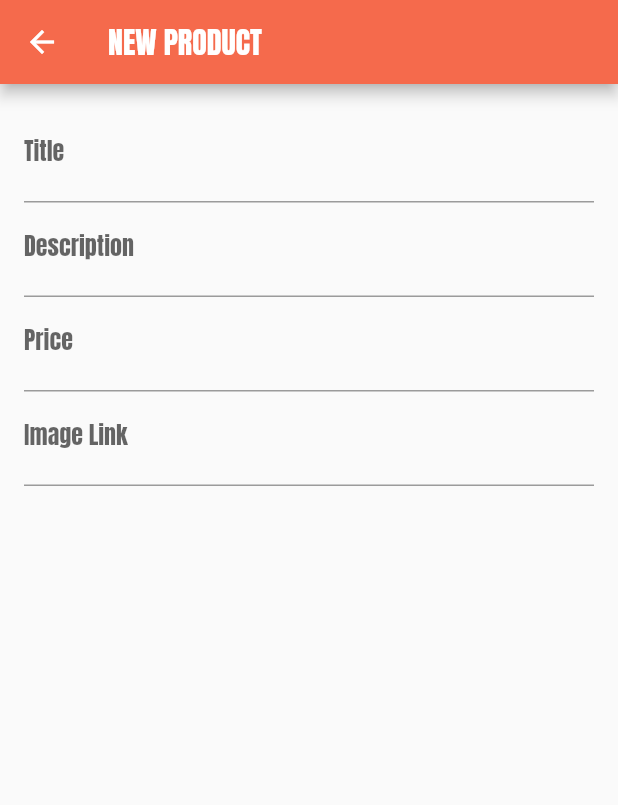
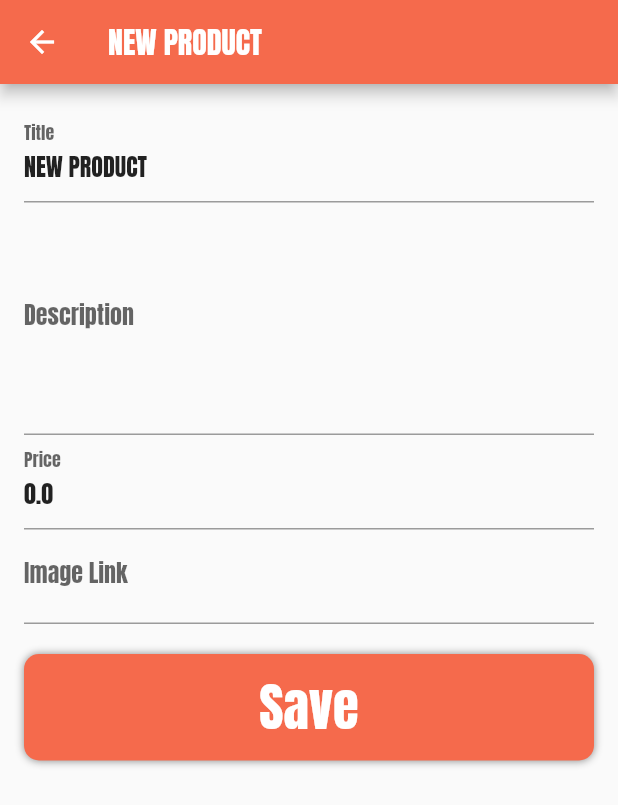
Before and after one commit to guilhermebernava/shop_app, a Flutter app: the ProductEdit screen opened by its route, on a phone screen of 412 x 824 dp. Shown: the top 805 px of the screen. Run offline on Flutter 3.47's test engine with Material 2 defaults, Android fonts, the phone set to English and light mode, and no system bars; our stand-ins replace custom_radio_grouped_button; network calls fail.

Commit message:
add create and edit products

```diff
--- a/lib/models/product.dart
+++ b/lib/models/product.dart
@@ -2,8 +2,8 @@ import 'package:flutter/material.dart';
 
 class ProductModel with ChangeNotifier {
   final String id;
-  final String title;
-  final String description;
+  String title;
+  String description;
   String imageUrl;
   double price;
   bool isFavorite;
--- a/lib/screens/cart/cart.dart
+++ b/lib/screens/cart/cart.dart
@@ -62,7 +62,7 @@ class Cart extends StatelessWidget {
                 ),
                 OrderButton(
                   size: size,
-                  onTap: () => controller.createOrder(context),
+                  onTap: () => controller.createOrder(context, size),
                 ),
               ],
             ),
--- a/lib/screens/cart/cart_controller.dart
+++ b/lib/screens/cart/cart_controller.dart
@@ -6,7 +6,7 @@ import 'package:shop_app/screens/orders/orders.dart';
 import '../../services/modal_services.dart';
 
 class CartController {
-  void createOrder(BuildContext context) {
+  void createOrder(BuildContext context, Size size) {
     final orderProvider = Provider.of<OrderProvider>(context, listen: false);
     final value = Provider.of<CartProvider>(context, listen: false);
 
@@ -15,7 +15,7 @@ class CartController {
     value.clearCart();
     orderProvider.addOrder(total, items);
     ModalServices.showModal(context, 'Want to go to yours orders?',
-            'if you accept you are going to be redirect to your orders')
+            'if you accept you are going to be redirect to your orders', size)
         .then((value) {
       if (value == true) {
         Navigator.pushReplacementNamed(context, Orders.route);
--- a/lib/screens/cart/children/card_item/card_item.dart
+++ b/lib/screens/cart/children/card_item/card_item.dart
@@ -32,7 +32,7 @@ class CardItem extends StatelessWidget {
     return Dismissible(
       onDismissed: (direction) => onPressed(),
       direction: DismissDirection.endToStart,
-      confirmDismiss: (direction) => controller.confirmDismiss(context),
+      confirmDismiss: (direction) => controller.confirmDismiss(context, size),
       background: Container(
         color: Colors.redAccent,
         margin: const EdgeInsets.symmetric(vertical: 4),
--- a/lib/screens/cart/children/card_item/card_item_controller.dart
+++ b/lib/screens/cart/children/card_item/card_item_controller.dart
@@ -11,8 +11,8 @@ class CardItemController {
     }
   }
 
-  Future<bool?> confirmDismiss(BuildContext context) {
+  Future<bool?> confirmDismiss(BuildContext context, Size size) {
     return ModalServices.showModal(context, 'Are you sure?',
-        'If you press ACCEPT you will remove these items from cart');
+        'If you press ACCEPT you will remove these items from cart', size);
   }
 }
--- a/lib/screens/product_detail/product_detail.dart
+++ b/lib/screens/product_detail/product_detail.dart
@@ -59,7 +59,7 @@ class ProductDetail extends StatelessWidget {
               ButtonWithIcon(
                 text: "Add",
                 icon: Icons.add_shopping_cart,
-                onTap: () => controller.addCart(context, model),
+                onTap: () => controller.addCart(context, model, size),
               ),
               const SizedBox(
                 height: 50,
--- a/lib/screens/product_detail/product_detail_controller.dart
+++ b/lib/screens/product_detail/product_detail_controller.dart
@@ -7,7 +7,7 @@ import '../../models/cart.dart';
 import '../../services/modal_services.dart';
 
 class ProductDetailController {
-  void addCart(BuildContext context, ProductModel model) {
+  void addCart(BuildContext context, ProductModel model, Size size) {
     final cartProvider = Provider.of<CartProvider>(context, listen: false);
     cartProvider.addItem(
       CartModel(
@@ -19,7 +19,7 @@ class ProductDetailController {
     );
 
     ModalServices.showModal(context, 'Do you want to go to the cart?',
-            'you will be redirect to cart if you accept')
+            'you will be redirect to cart if you accept', size)
         .then((value) {
       if (value == true) {
         Navigator.pushReplacementNamed(context, Cart.route);
--- a/lib/screens/product_edit/product_edit.dart
+++ b/lib/screens/product_edit/product_edit.dart
@@ -1,5 +1,7 @@
 import 'package:flutter/material.dart';
 import 'package:shop_app/screens/product_edit/product_edit_controller.dart';
+import 'package:shop_app/themes/app_colors.dart';
+import 'package:shop_app/widgets/save_button.dart';
 
 class ProductEdit extends StatelessWidget {
   const ProductEdit({Key? key}) : super(key: key);
@@ -16,31 +18,46 @@ class ProductEdit extends StatelessWidget {
       ),
       body: Padding(
         padding: const EdgeInsets.all(16.0),
-        child: Form(
         child: SingleChildScrollView(
           scrollDirection: Axis.vertical,
           child: Column(
+            mainAxisAlignment: MainAxisAlignment.spaceBetween,
+            children: [
+              Form(
+                key: controller.formKey,
+                child: Column(
                   children: [
                     TextFormField(
+                      validator: (value) => controller.textValidator(value),
+                      controller: controller.titleController,
                       textInputAction: TextInputAction.next,
                       decoration: const InputDecoration(
                         label: Text('Title'),
                       ),
                     ),
                     TextFormField(
+                      validator: (value) => controller.textValidator(value),
+                      controller: controller.descriptionController,
                       textInputAction: TextInputAction.next,
+                      maxLines: 5,
                       decoration: const InputDecoration(
                         label: Text('Description'),
                       ),
                     ),
                     TextFormField(
+                      validator: (value) => controller.priceValidator(value),
+                      controller: controller.priceController,
                       textInputAction: TextInputAction.next,
+                      keyboardType: TextInputType.number,
                       decoration: const InputDecoration(
                         label: Text('Price'),
                       ),
                     ),
                     TextFormField(
-                  textInputAction: TextInputAction.send,
+                      validator: (value) => controller.imageValidator(value),
+                      controller: controller.imageController,
+                      keyboardType: TextInputType.text,
+                      textInputAction: TextInputAction.done,
                       decoration: const InputDecoration(
                         label: Text('Image Link'),
                       ),
@@ -48,6 +65,18 @@ class ProductEdit extends StatelessWidget {
                   ],
                 ),
               ),
+              Padding(
+                padding: const EdgeInsets.symmetric(
+                  vertical: 20,
+                ),
+                child: SaveButton(
+                  onTap: () => controller.createProduct(),
+                  text: 'Save',
+                  color: AppColors.orange,
+                ),
+              ),
+            ],
+          ),
         ),
       ),
     );
--- a/lib/screens/product_edit/product_edit_controller.dart
+++ b/lib/screens/product_edit/product_edit_controller.dart
@@ -1,17 +1,25 @@
 import 'package:flutter/material.dart';
 import 'package:provider/provider.dart';
-
+import 'package:shop_app/providers/products_provider.dart';
+import 'package:shop_app/services/validators_services.dart';
 import '../../models/product.dart';
-import '../../providers/products_provider.dart';
 
 class ProductEditController {
   final BuildContext context;
   late final ProductModel product;
+  late final ProductsProvider provider;
+
+  final formKey = GlobalKey<FormState>();
+  final imageController = TextEditingController();
+  final titleController = TextEditingController();
+  final descriptionController = TextEditingController();
+  final priceController = TextEditingController();
+
   ProductEditController(this.context) {
     final id = ModalRoute.of(context)?.settings.arguments as String?;
     product = id == null
         ? ProductModel(
-            id: '0',
+            id: '-1',
             title: 'NEW PRODUCT',
             description: '',
             imageUrl: '',
@@ -21,5 +29,48 @@ class ProductEditController {
             context,
             listen: false,
           ).productById(id);
+
+    titleController.text = product.title;
+    imageController.text = product.imageUrl;
+    descriptionController.text = product.description;
+    priceController.text = product.price.toString();
+
+    provider = Provider.of<ProductsProvider>(
+      context,
+      listen: false,
+    );
+  }
+
+  String? textValidator(String? value) => ValidatorsServices().notNull(value);
+  String? priceValidator(String? value) {
+    String? response;
+    response = ValidatorsServices().notNull(value);
+    if (response != null) return response;
+    return ValidatorsServices().validDouble(value);
+  }
+
+  String? imageValidator(String? value) {
+    String? response;
+    response = ValidatorsServices().notNull(value);
+    if (response != null) return response;
+    return ValidatorsServices().imageUrlValidator(value);
+  }
+
+  void createProduct() {
+    final isValidForm = formKey.currentState?.validate();
+
+    if (!isValidForm!) return;
+
+    final model = ProductModel(
+      id: product.id == '-1' ? DateTime.now().toString() : product.id,
+      title: titleController.text,
+      description: descriptionController.text,
+      imageUrl: imageController.text,
+      price: double.parse(priceController.text),
+    );
+
+    provider.add(model);
+
+    Navigator.pushReplacementNamed(context, "/");
   }
 }
--- a/lib/screens/user_products/children/user_product_item/user_product_item.dart
+++ b/lib/screens/user_products/children/user_product_item/user_product_item.dart
@@ -25,7 +25,7 @@ class UserProductItem extends StatelessWidget {
               title: Text(model.title),
               leading: RoundedImage(imageUrl: model.imageUrl),
               trailing: SizedBox(
-                width: size.width * 0.25,
+                width: size.width * 0.27,
                 child: Row(
                   children: [
                     IconButton(
@@ -36,7 +36,7 @@ class UserProductItem extends StatelessWidget {
                       ),
                     ),
                     IconButton(
-                      onPressed: () => controller.delete(context, model),
+                      onPressed: () => controller.delete(context, model, size),
                       icon: const Icon(
                         Icons.delete,
                         color: Colors.redAccent,
--- a/lib/screens/user_products/children/user_product_item/user_product_item_controller.dart
+++ b/lib/screens/user_products/children/user_product_item/user_product_item_controller.dart
@@ -6,10 +6,10 @@ import 'package:shop_app/services/modal_services.dart';
 import '../../../../providers/products_provider.dart';
 
 class UserProductItemController {
-  void delete(BuildContext context, ProductModel model) async {
+  void delete(BuildContext context, ProductModel model, Size size) async {
     final provider = Provider.of<ProductsProvider>(context, listen: false);
     final response = await ModalServices.showModal(context, 'Are you Sure?',
-        'You are going to delete this product permantanly!');
+        'You are going to delete this product permantanly!', size);
 
     if (response == true) {
       provider.removeByItem(model);
--- a/lib/widgets/modal_buttons.dart
+++ b/lib/widgets/modal_buttons.dart
@@ -20,7 +20,7 @@ class ModalButtons extends StatelessWidget {
         GestureDetector(
           onTap: () => Navigator.pop(context, false),
           child: Container(
-            width: modalSize / 2 - 1,
+            width: modalSize * 1.24,
             padding: const EdgeInsets.only(top: 20.0, bottom: 20.0),
             decoration: const BoxDecoration(
               color: Colors.red,
@@ -41,7 +41,7 @@ class ModalButtons extends StatelessWidget {
         GestureDetector(
           onTap: () => Navigator.pop(context, true),
           child: Container(
-            width: modalSize / 2 - 1,
+            width: modalSize * 1.23,
             padding: const EdgeInsets.only(top: 20.0, bottom: 20.0),
             decoration: const BoxDecoration(
               color: AppColors.darkGreen,
--- /dev/null
+++ b/lib/widgets/save_button.dart
@@ -0,0 +1,39 @@
+import 'package:flutter/material.dart';
+
+class SaveButton extends InkWell {
+  SaveButton({
+    Key? key,
+    required VoidCallback onTap,
+    required String text,
+    double borderRadius = 10,
+    TextStyle style = const TextStyle(
+      fontSize: 35,
+      color: Colors.white,
+    ),
+    required Color color,
+  }) : super(
+          key: key,
+          onTap: onTap,
+          child: Container(
+            width: double.infinity,
+            decoration: BoxDecoration(
+              borderRadius: BorderRadius.circular(borderRadius),
+              boxShadow: const [
+                BoxShadow(
+                  color: Colors.black45,
+                  blurRadius: 4,
+                )
+              ],
+              color: color,
+            ),
+            child: Padding(
+              padding: const EdgeInsets.all(10.0),
+              child: Text(
+                text,
+                textAlign: TextAlign.center,
+                style: style,
+              ),
+            ),
+          ),
+        );
+}
```
Also changed, not shown: lib/providers/products_provider.dart (+15 -1 lines), lib/services/modal_services.dart (+4 -5 lines), lib/services/validators_services.dart (added, +38 -0 lines). Lines whose indentation alone changed are shown as unchanged.
